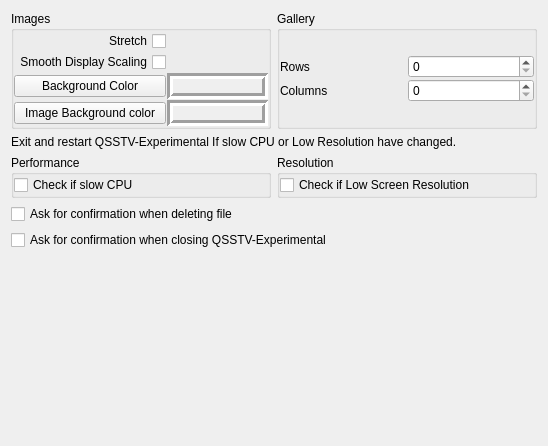
Before: the Qt Designer form src/config/guiconfig.ui in jbdubbs/QSSTV-Experimental, drawn with Qt 5.
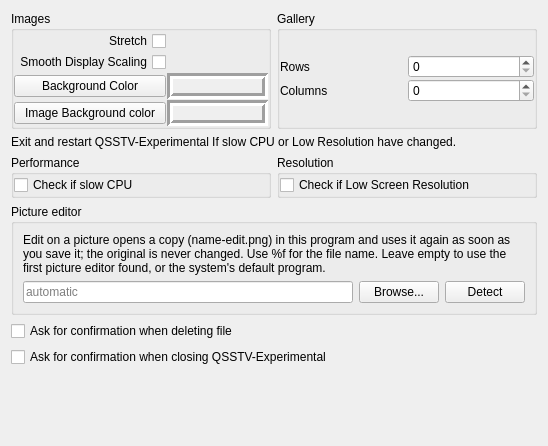
After: the same form once the commit is applied.

Commit message: Rebuild the template editor; edit pictures in an external editor

What changed in the file:
```diff
--- a/src/config/guiconfig.ui
+++ b/src/config/guiconfig.ui
@@ -260,6 +260,52 @@
      </item>
     </layout>
    </item>
+   <item>
+    <widget class="QGroupBox" name="externalEditorGroupBox">
+     <property name="title">
+      <string>Picture editor</string>
+     </property>
+     <layout class="QGridLayout" name="externalEditorLayout">
+      <item row="0" column="0" colspan="3">
+       <widget class="QLabel" name="externalEditorLabel">
+        <property name="text">
+         <string>Edit on a picture opens a copy (name-edit.png) in this program and uses it again as soon as you save it; the original is never changed. Use %f for the file name. Leave empty to use the first picture editor found, or the system's default program.</string>
+        </property>
+        <property name="wordWrap">
+         <bool>true</bool>
+        </property>
+       </widget>
+      </item>
+      <item row="1" column="0">
+       <widget class="QLineEdit" name="externalEditorLineEdit">
+        <property name="toolTip">
+         <string>Command that opens a picture, for example: gimp %f</string>
+        </property>
+        <property name="placeholderText">
+         <string>automatic</string>
+        </property>
+       </widget>
+      </item>
+      <item row="1" column="1">
+       <widget class="QPushButton" name="externalEditorBrowseButton">
+        <property name="text">
+         <string>Browse...</string>
+        </property>
+       </widget>
+      </item>
+      <item row="1" column="2">
+       <widget class="QPushButton" name="externalEditorDetectButton">
+        <property name="toolTip">
+         <string>Look for picture editors on this computer</string>
+        </property>
+        <property name="text">
+         <string>Detect</string>
+        </property>
+       </widget>
+      </item>
+     </layout>
+    </widget>
+   </item>
    <item>
     <widget class="QCheckBox" name="confirmDeletionCheckBox">
      <property name="text">
```
The commit also changes 141 other files.
